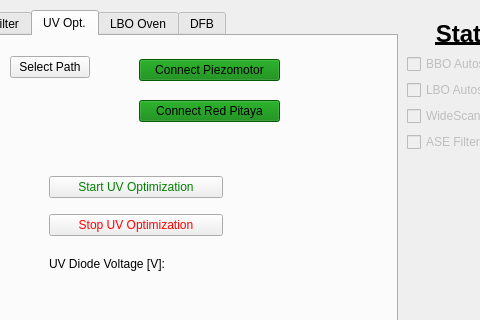
First picture: the form in pulsed_laser_interface.ui, repository XenoBene/PulsedLaserGUI, before the edit; both pictures show x 203 to 683 and y 0 to 320 of the 773 by 647 pixel window.
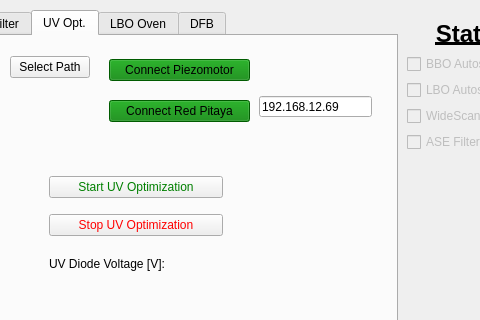
Second picture: the form after the edit. The open tabs and pages were chosen to show the change.

Commit message: Implementation of BBO functions and GUI completed. Now testing ht efeatures in the lab

Diff of the .ui file:
```diff
--- a/pulsed_laser_interface.ui
+++ b/pulsed_laser_interface.ui
@@ -607,7 +607,7 @@
      <widget class="QWidget" name="verticalLayoutWidget_6">
       <property name="geometry">
        <rect>
-        <x>340</x>
+        <x>310</x>
         <y>10</y>
         <width>141</width>
         <height>91</height>
@@ -828,6 +828,19 @@
        <set>Qt::AlignCenter</set>
       </property>
      </widget>
+     <widget class="QLineEdit" name="bbo_lineEdit_ipRedPitaya">
+      <property name="geometry">
+       <rect>
+        <x>460</x>
+        <y>60</y>
+        <width>113</width>
+        <height>21</height>
+       </rect>
+      </property>
+      <property name="text">
+       <string>192.168.12.69</string>
+      </property>
+     </widget>
     </widget>
     <widget class="QWidget" name="tab_5">
      <attribute name="title">
```
The commit also changes 4 other files.
